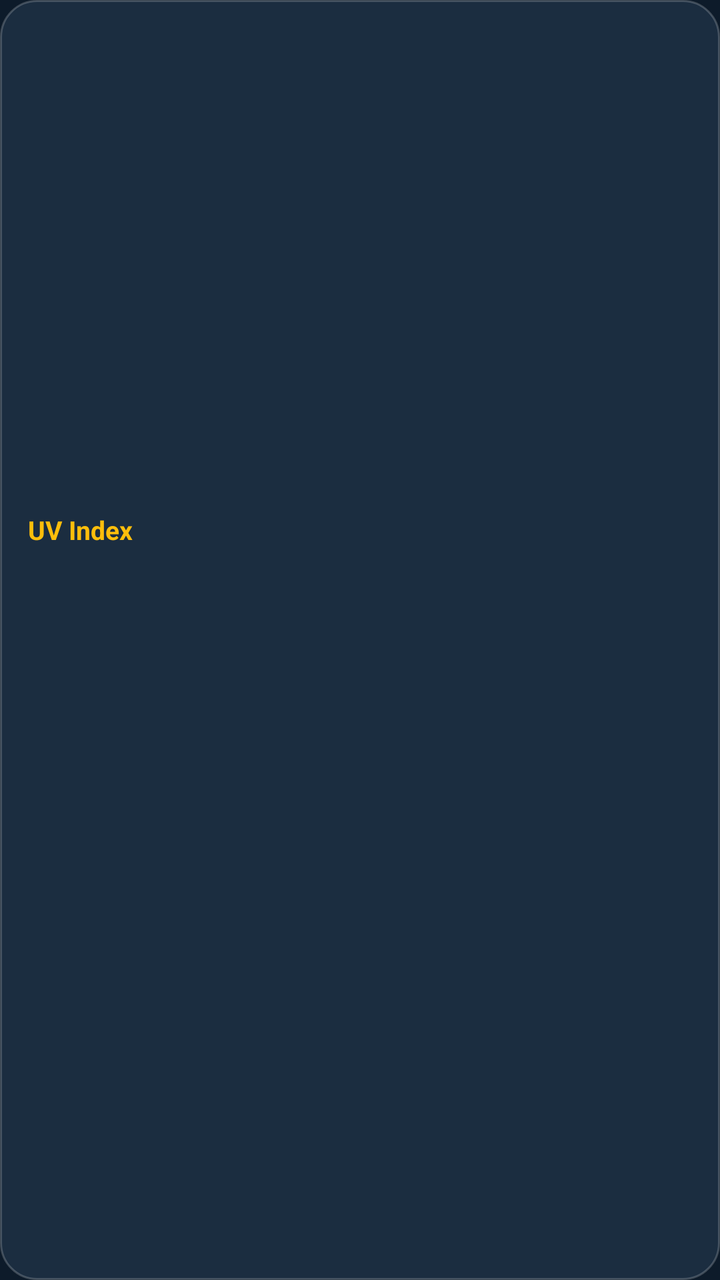
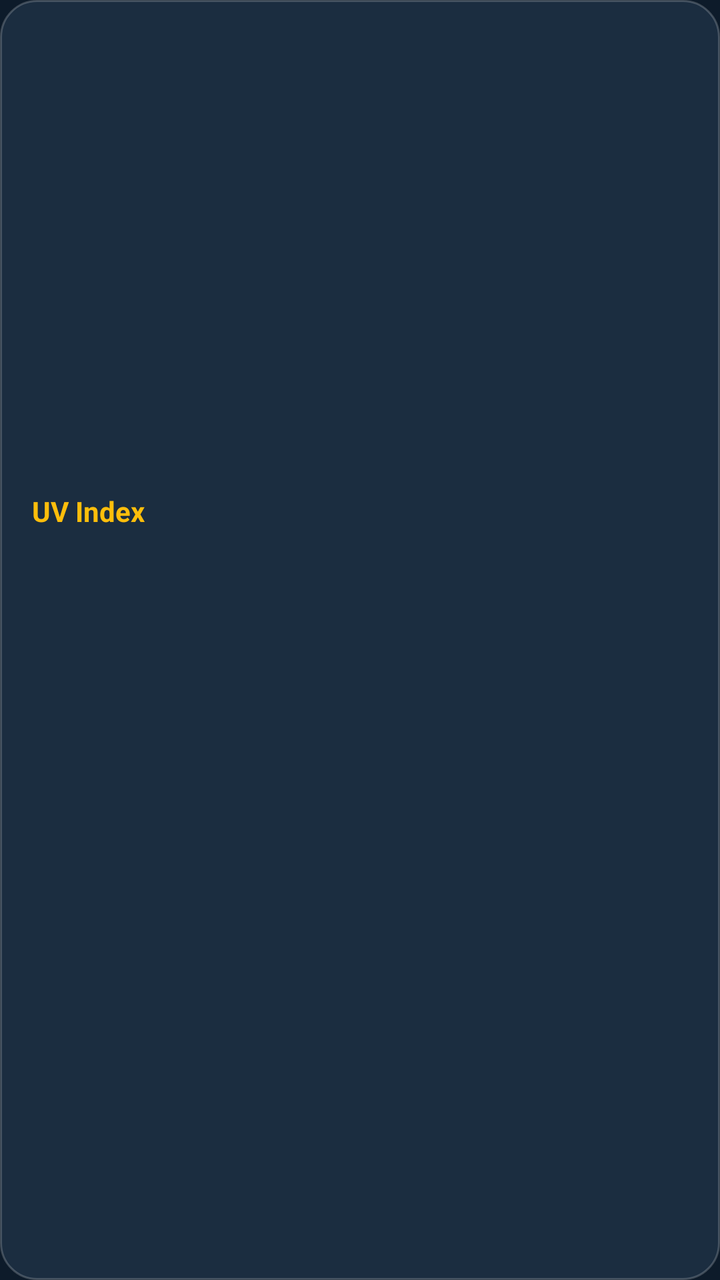

Two renders of the same Android screen: before a commit and after it. Below are the layout's source before the change and the commit's diff.
<!-- AndroidManifest.xml: application theme Theme.UVIndex -->
<!-- res/layout/widget_uv_index.xml -->
<?xml version="1.0" encoding="utf-8"?>
<LinearLayout xmlns:android="http://schemas.android.com/apk/res/android"
    android:id="@+id/widget_root"
    android:layout_width="match_parent"
    android:layout_height="match_parent"
    android:background="@drawable/widget_background"
    android:gravity="center_vertical"
    android:orientation="vertical"
    android:padding="14dp">

    <TextView
        android:id="@+id/widget_title"
        android:layout_width="match_parent"
        android:layout_height="wrap_content"
        android:ellipsize="end"
        android:maxLines="1"
        android:text="@string/widget_title"
        android:textColor="@color/sun_gold"
        android:textSize="13sp"
        android:textStyle="bold" />

    <TextView
        android:id="@+id/widget_location"
        android:layout_width="match_parent"
        android:layout_height="wrap_content"
        android:layout_marginTop="3dp"
        android:ellipsize="end"
        android:maxLines="1"
        android:textColor="@color/text_secondary"
        android:textSize="11sp" />

    <TextView
        android:id="@+id/widget_current_uv"
        android:layout_width="match_parent"
        android:layout_height="wrap_content"
        android:layout_marginTop="8dp"
        android:textColor="@color/text_primary"
        android:textSize="34sp"
        android:textStyle="bold" />

    <TextView
        android:id="@+id/widget_level"
        android:layout_width="match_parent"
        android:layout_height="wrap_content"
        android:ellipsize="end"
        android:maxLines="1"
        android:textColor="@color/sun_gold"
        android:textSize="12sp"
        android:textStyle="bold" />

    <TextView
        android:id="@+id/widget_best_time"
        android:layout_width="match_parent"
        android:layout_height="wrap_content"
        android:layout_marginTop="8dp"
        android:ellipsize="end"
        android:maxLines="2"
        android:textColor="@color/text_secondary"
        android:textSize="11sp" />

</LinearLayout>
<!-- resources referenced by this layout -->
<resources>
  <color name="sun_gold">#FFBE0B</color>
  <color name="text_primary">#F5F5F5</color>
  <color name="text_secondary">#B0BEC5</color>
  <!-- drawable widget_background (drawable) -->
  <?xml version="1.0" encoding="utf-8"?>
  <shape xmlns:android="http://schemas.android.com/apk/res/android">
      <solid android:color="@color/night_mid" />
      <corners android:radius="18dp" />
      <stroke
          android:width="1dp"
          android:color="#33FFFFFF" />
  </shape>
  <string name="widget_title">UV Index</string>
  <style name="Theme.UVIndex" parent="Theme.Material3.Dark.NoActionBar">
          <item name="android:windowNoTitle">true</item>
          <item name="android:windowActionBar">false</item>
          <item name="windowNoTitle">true</item>
          <item name="windowActionBar">false</item>
          <item name="android:statusBarColor">@android:color/transparent</item>
          <item name="android:navigationBarColor">@android:color/transparent</item>
          <item name="android:windowBackground">@color/night_blue</item>
      </style>
  <color name="night_mid">#1B2D40</color>
  <color name="night_blue">#0D1B2A</color>
</resources>

<!-- the commit's change to res/layout/widget_uv_index.xml (unified diff, before → after) -->
@@ -6,7 +6,7 @@
     android:background="@drawable/widget_background"
     android:gravity="center_vertical"
     android:orientation="vertical"
-    android:padding="14dp">
+    android:padding="16dp">
 
     <TextView
         android:id="@+id/widget_title"
@@ -16,7 +16,7 @@
         android:maxLines="1"
         android:text="@string/widget_title"
         android:textColor="@color/sun_gold"
-        android:textSize="13sp"
+        android:textSize="14sp"
         android:textStyle="bold" />
 
     <TextView
@@ -27,35 +27,56 @@
         android:ellipsize="end"
         android:maxLines="1"
         android:textColor="@color/text_secondary"
-        android:textSize="11sp" />
+        android:textSize="12sp" />
 
-    <TextView
-        android:id="@+id/widget_current_uv"
+    <LinearLayout
         android:layout_width="match_parent"
         android:layout_height="wrap_content"
         android:layout_marginTop="8dp"
-        android:textColor="@color/text_primary"
-        android:textSize="34sp"
-        android:textStyle="bold" />
+        android:gravity="center_vertical"
+        android:orientation="horizontal">
 
-    <TextView
-        android:id="@+id/widget_level"
-        android:layout_width="match_parent"
-        android:layout_height="wrap_content"
-        android:ellipsize="end"
-        android:maxLines="1"
-        android:textColor="@color/sun_gold"
-        android:textSize="12sp"
-        android:textStyle="bold" />
+        <TextView
+            android:id="@+id/widget_current_uv"
+            android:layout_width="wrap_content"
+            android:layout_height="wrap_content"
+            android:textColor="@color/text_primary"
+            android:textSize="42sp"
+            android:textStyle="bold" />
+
+        <TextView
+            android:id="@+id/widget_level"
+            android:layout_width="0dp"
+            android:layout_height="wrap_content"
+            android:layout_marginStart="10dp"
+            android:layout_weight="1"
+            android:ellipsize="end"
+            android:maxLines="2"
+            android:textColor="@color/sun_gold"
+            android:textSize="14sp"
+            android:textStyle="bold" />
+
+    </LinearLayout>
 
     <TextView
         android:id="@+id/widget_best_time"
         android:layout_width="match_parent"
         android:layout_height="wrap_content"
-        android:layout_marginTop="8dp"
+        android:layout_marginTop="10dp"
         android:ellipsize="end"
         android:maxLines="2"
+        android:textColor="@color/text_primary"
+        android:textSize="13sp"
+        android:textStyle="bold" />
+
+    <TextView
+        android:id="@+id/widget_hint"
+        android:layout_width="match_parent"
+        android:layout_height="wrap_content"
+        android:layout_marginTop="4dp"
+        android:ellipsize="end"
+        android:maxLines="1"
         android:textColor="@color/text_secondary"
-        android:textSize="11sp" />
+        android:textSize="10sp" />
 
 </LinearLayout>
